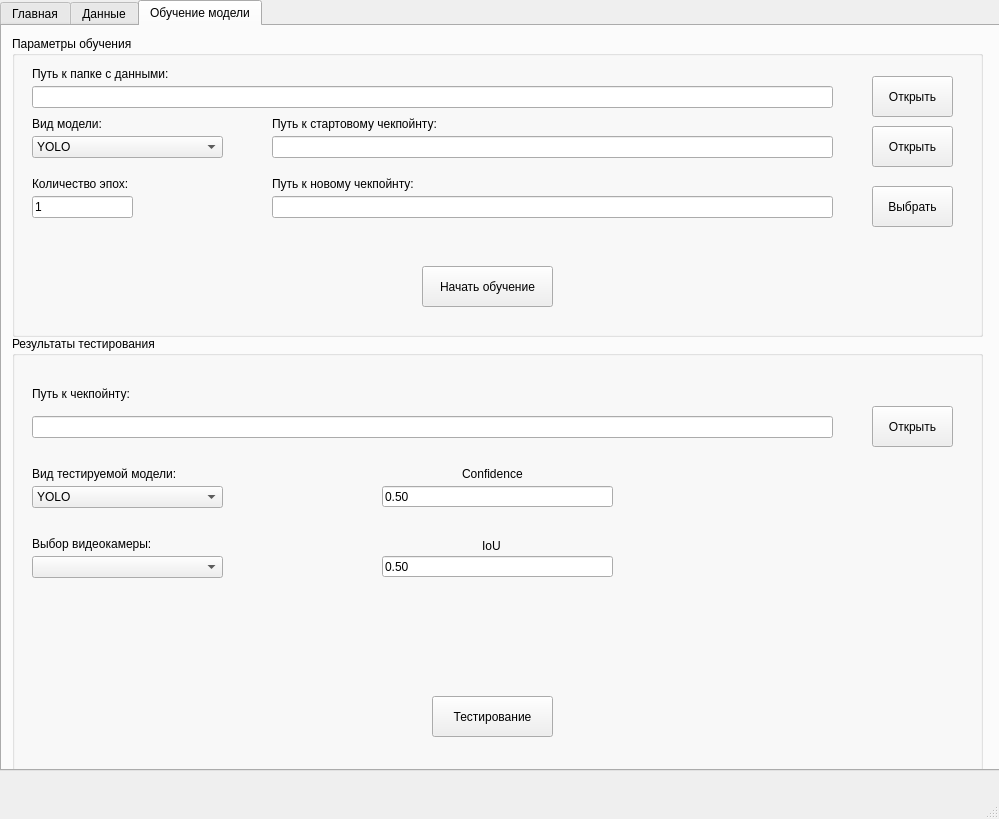
First picture: the form in interface.ui, repository AlekseiRodionov/motion-computer-control, before the edit.
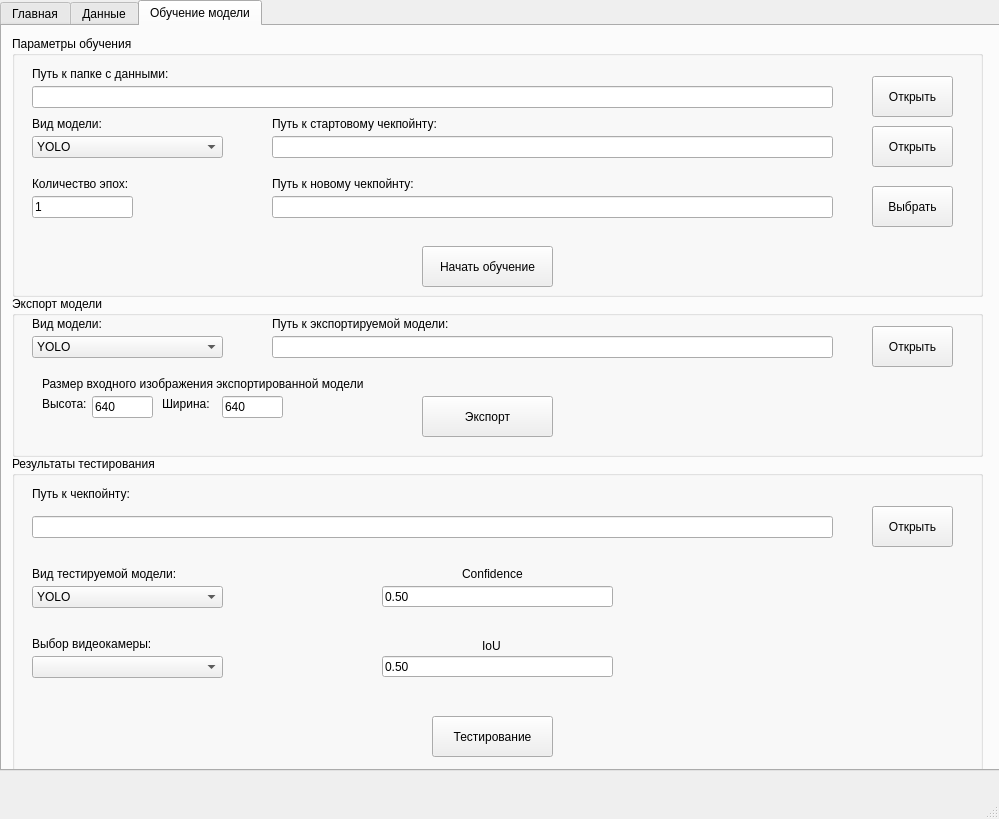
Second picture: the form after the edit. The open tabs and pages were chosen to show the change. Icons and pictures are not drawn.

Commit message: Added support for onnx format models.

```diff
--- a/interface.ui
+++ b/interface.ui
@@ -900,7 +900,7 @@
         <x>10</x>
         <y>10</y>
         <width>971</width>
-        <height>301</height>
+        <height>261</height>
        </rect>
       </property>
       <property name="title">
@@ -910,7 +910,7 @@
        <property name="geometry">
         <rect>
          <x>410</x>
-         <y>230</y>
+         <y>210</y>
          <width>131</width>
          <height>41</height>
         </rect>
@@ -1097,9 +1097,9 @@
       <property name="geometry">
        <rect>
         <x>10</x>
-        <y>310</y>
+        <y>430</y>
         <width>971</width>
-        <height>441</height>
+        <height>321</height>
        </rect>
       </property>
       <property name="title">
@@ -1109,7 +1109,7 @@
        <property name="geometry">
         <rect>
          <x>20</x>
-         <y>80</y>
+         <y>60</y>
          <width>801</width>
          <height>22</height>
         </rect>
@@ -1119,7 +1119,7 @@
        <property name="geometry">
         <rect>
          <x>860</x>
-         <y>70</y>
+         <y>50</y>
          <width>81</width>
          <height>41</height>
         </rect>
@@ -1132,7 +1132,7 @@
        <property name="geometry">
         <rect>
          <x>20</x>
-         <y>50</y>
+         <y>30</y>
          <width>151</width>
          <height>16</height>
         </rect>
@@ -1148,7 +1148,7 @@
        <property name="geometry">
         <rect>
          <x>420</x>
-         <y>360</y>
+         <y>260</y>
          <width>121</width>
          <height>41</height>
         </rect>
@@ -1161,7 +1161,7 @@
        <property name="geometry">
         <rect>
          <x>20</x>
-         <y>220</y>
+         <y>200</y>
          <width>191</width>
          <height>22</height>
         </rect>
@@ -1171,7 +1171,7 @@
        <property name="geometry">
         <rect>
          <x>20</x>
-         <y>200</y>
+         <y>180</y>
          <width>231</width>
          <height>16</height>
         </rect>
@@ -1184,7 +1184,7 @@
        <property name="geometry">
         <rect>
          <x>20</x>
-         <y>150</y>
+         <y>130</y>
          <width>191</width>
          <height>22</height>
         </rect>
@@ -1204,7 +1204,7 @@
        <property name="geometry">
         <rect>
          <x>20</x>
-         <y>130</y>
+         <y>110</y>
          <width>161</width>
          <height>16</height>
         </rect>
@@ -1217,7 +1217,7 @@
        <property name="geometry">
         <rect>
          <x>470</x>
-         <y>200</y>
+         <y>180</y>
          <width>31</width>
          <height>20</height>
         </rect>
@@ -1230,7 +1230,7 @@
        <property name="geometry">
         <rect>
          <x>370</x>
-         <y>150</y>
+         <y>130</y>
          <width>231</width>
          <height>21</height>
         </rect>
@@ -1249,7 +1249,7 @@
        <property name="geometry">
         <rect>
          <x>370</x>
-         <y>220</y>
+         <y>200</y>
          <width>231</width>
          <height>21</height>
         </rect>
@@ -1268,7 +1268,7 @@
        <property name="geometry">
         <rect>
          <x>450</x>
-         <y>130</y>
+         <y>110</y>
          <width>71</width>
          <height>16</height>
         </rect>
@@ -1278,6 +1278,184 @@
        </property>
       </widget>
      </widget>
+     <widget class="QGroupBox" name="groupBox_3">
+      <property name="geometry">
+       <rect>
+        <x>10</x>
+        <y>270</y>
+        <width>971</width>
+        <height>161</height>
+       </rect>
+      </property>
+      <property name="title">
+       <string>Экспорт модели</string>
+      </property>
+      <widget class="QPushButton" name="get_export_chkpt_file_button">
+       <property name="geometry">
+        <rect>
+         <x>860</x>
+         <y>30</y>
+         <width>81</width>
+         <height>41</height>
+        </rect>
+       </property>
+       <property name="text">
+        <string>Открыть</string>
+       </property>
+      </widget>
+      <widget class="QComboBox" name="export_model_type_box">
+       <property name="geometry">
+        <rect>
+         <x>20</x>
+         <y>40</y>
+         <width>191</width>
+         <height>22</height>
+        </rect>
+       </property>
+       <item>
+        <property name="text">
+         <string>YOLO</string>
+        </property>
+       </item>
+       <item>
+        <property name="text">
+         <string>SSDLite</string>
+        </property>
+       </item>
+      </widget>
+      <widget class="QLabel" name="label_26">
+       <property name="geometry">
+        <rect>
+         <x>20</x>
+         <y>20</y>
+         <width>231</width>
+         <height>16</height>
+        </rect>
+       </property>
+       <property name="text">
+        <string>Вид модели:</string>
+       </property>
+      </widget>
+      <widget class="QLineEdit" name="export_chkpt_file_edit">
+       <property name="geometry">
+        <rect>
+         <x>260</x>
+         <y>40</y>
+         <width>561</width>
+         <height>22</height>
+        </rect>
+       </property>
+      </widget>
+      <widget class="QPushButton" name="export_button">
+       <property name="geometry">
+        <rect>
+         <x>410</x>
+         <y>100</y>
+         <width>131</width>
+         <height>41</height>
+        </rect>
+       </property>
+       <property name="text">
+        <string>Экспорт</string>
+       </property>
+      </widget>
+      <widget class="QLabel" name="label_27">
+       <property name="geometry">
+        <rect>
+         <x>260</x>
+         <y>20</y>
+         <width>191</width>
+         <height>16</height>
+        </rect>
+       </property>
+       <property name="text">
+        <string>Путь к экспортируемой модели:</string>
+       </property>
+      </widget>
+      <widget class="QLineEdit" name="export_height_edit">
+       <property name="geometry">
+        <rect>
+         <x>80</x>
+         <y>100</y>
+         <width>61</width>
+         <height>22</height>
+        </rect>
+       </property>
+       <property name="inputMask">
+        <string>9999</string>
+       </property>
+       <property name="text">
+        <string>640</string>
+       </property>
+       <property name="maxLength">
+        <number>4</number>
+       </property>
+       <property name="cursorPosition">
+        <number>3</number>
+       </property>
+      </widget>
+      <widget class="QLabel" name="label_28">
+       <property name="geometry">
+        <rect>
+         <x>30</x>
+         <y>80</y>
+         <width>361</width>
+         <height>16</height>
+        </rect>
+       </property>
+       <property name="text">
+        <string>Размер входного изображения экспортированной модели</string>
+       </property>
+      </widget>
+      <widget class="QLabel" name="label_29">
+       <property name="geometry">
+        <rect>
+         <x>30</x>
+         <y>100</y>
+         <width>51</width>
+         <height>16</height>
+        </rect>
+       </property>
+       <property name="text">
+        <string>Высота:</string>
+       </property>
+      </widget>
+      <widget class="QLabel" name="label_30">
+       <property name="geometry">
+        <rect>
+         <x>150</x>
+         <y>100</y>
+         <width>61</width>
+         <height>16</height>
+        </rect>
+       </property>
+       <property name="text">
+        <string>Ширина:</string>
+       </property>
+      </widget>
+      <widget class="QLineEdit" name="export_width_edit">
+       <property name="geometry">
+        <rect>
+         <x>210</x>
+         <y>100</y>
+         <width>61</width>
+         <height>22</height>
+        </rect>
+       </property>
+       <property name="inputMask">
+        <string>9999</string>
+       </property>
+       <property name="text">
+        <string>640</string>
+       </property>
+       <property name="maxLength">
+        <number>4</number>
+       </property>
+       <property name="cursorPosition">
+        <number>3</number>
+       </property>
+      </widget>
+     </widget>
     </widget>
    </widget>
   </widget>
```
Left out of the diff: 13 changed lines with no effect on the pictures. The commit also changes 13 other files.
